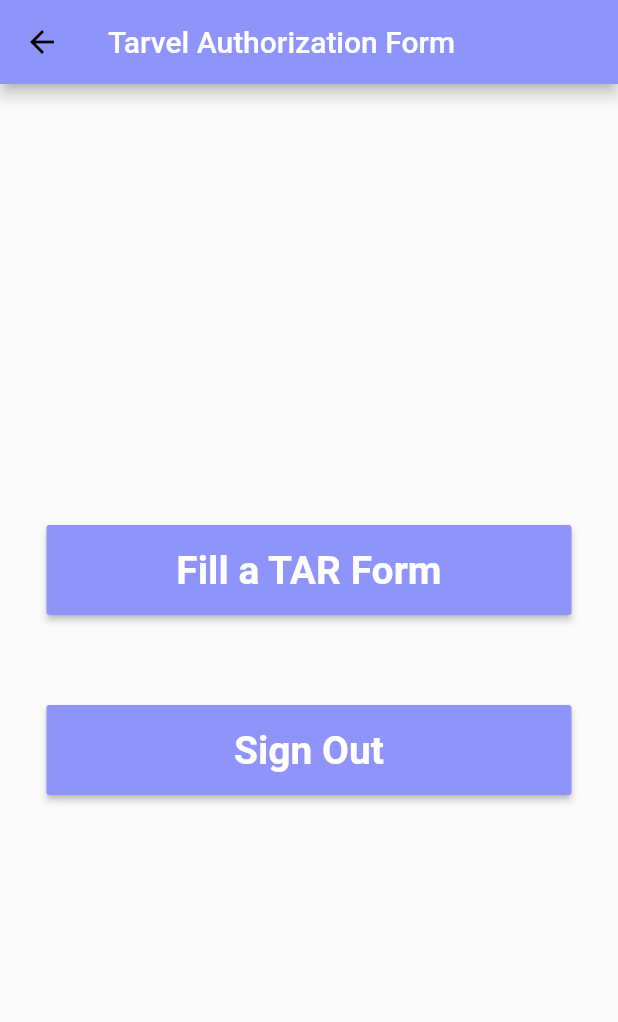
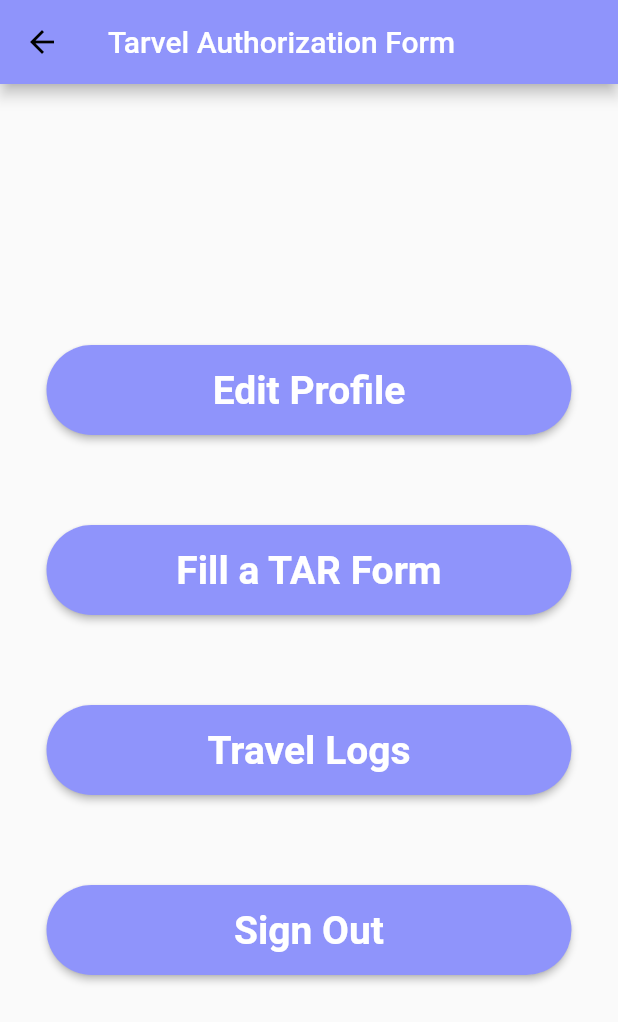
Before and after one commit to Riya-Chaudhary-dev/tar_form, a Flutter app: the HomePage screen opened directly, on a phone screen of 412 x 824 dp. Shown: the top 1022 px of the screen. Run offline on Flutter 3.47's test engine with Material 2 defaults, Android fonts, the phone set to English and light mode, and no system bars; our stand-ins replace firebase_auth, flutter_form_builder, flutter_spinkit, simple_animations; missing offline and left inert: date_range_picker; accounts and stored records are empty.

Commit message:
added travel log, edit profile options to homepage

```diff
--- a/lib/editProfile.dart
+++ b/lib/editProfile.dart
@@ -1,16 +1,15 @@
 import 'package:flutter/material.dart';
 import 'textfieldcustom.dart';
 import 'package:flutter_form_builder/flutter_form_builder.dart';
-import 'package:intl/intl.dart';
 
-class BasicInfo extends StatefulWidget {
-  static String id = 'basic_info';
+class EditProfile extends StatefulWidget {
+  static String id = 'edit_profile';
 
   @override
-  _BasicInfoState createState() => _BasicInfoState();
+  _EditProfileState createState() => _EditProfileState();
 }
 
-class _BasicInfoState extends State<BasicInfo> {
+class _EditProfileState extends State<EditProfile> {
   final GlobalKey<FormBuilderState> _fbKey = GlobalKey<FormBuilderState>();
   Map formDetails = {};
   Color kTextColor = Color.fromRGBO(143, 148, 251, 1);
--- a/lib/home_page.dart
+++ b/lib/home_page.dart
@@ -3,8 +3,10 @@ import 'package:flutter_spinkit/flutter_spinkit.dart';
 import 'package:tar_form/Animation/FadeAnimation.dart';
 import 'package:firebase_auth/firebase_auth.dart';
 import 'package:tar_form/Basic_info.dart';
+import 'package:tar_form/editProfile.dart';
 
 import 'package:tar_form/login_page.dart';
+import 'package:tar_form/travel_log.dart';
 import 'registration.dart';
 
 class HomePage extends StatefulWidget {
@@ -48,11 +50,64 @@ class _HomePageState extends State<HomePage> {
                                 child: RaisedButton(
                                   padding: EdgeInsets.all(8),
                                   onPressed: () {
+                                    Navigator.pushNamed(context, EditProfile.id);
+                                  },
+                                  shape: StadiumBorder(),
+                                  color: Color.fromRGBO(143, 148, 251, 1),
+                                  child: Text(
+                                    "Edit Profile",
+                                    style: TextStyle(
+                                        fontSize: 26,
+                                        color: Colors.white,
+                                        fontWeight: FontWeight.w600),
+                                  ),
+                                ),
+                              ),
+                            )),
+                        SizedBox(
+                          height: 60,
+                        ),
+                        FadeAnimation(
+                            2,
+                            Center(
+                              child: Container(
+                                height: 60,
+                                width: 350,
+                                child: RaisedButton(
+                                  padding: EdgeInsets.all(8),
+                                  onPressed: () {
                                     Navigator.pushNamed(context, BasicInfo.id);
                                   },
+                                  shape: StadiumBorder(),
                                   color: Color.fromRGBO(143, 148, 251, 1),
                                   child: Text(
                                     "Fill a TAR Form",
+                                    style: TextStyle(
+                                        fontSize: 26,
+                                        color: Colors.white,
+                                        fontWeight: FontWeight.w600),
+                                  ),
+                                ),
+                              ),
+                            )),
+                        SizedBox(
+                          height: 60,
+                        ),
+                        FadeAnimation(
+                            2,
+                            Center(
+                              child: Container(
+                                height: 60,
+                                width: 350,
+                                child: RaisedButton(
+                                  padding: EdgeInsets.all(8),
+                                  onPressed: () {
+                                    Navigator.pushNamed(context, TravelLogPage.id);
+                                  },
+                                  shape: StadiumBorder(),
+                                  color: Color.fromRGBO(143, 148, 251, 1),
+                                  child: Text(
+                                    "Travel Logs",
                                     style: TextStyle(
                                         fontSize: 26,
                                         color: Colors.white,
@@ -85,6 +140,7 @@ class _HomePageState extends State<HomePage> {
                                       print(e);
                                     }
                                   },
+                                  shape: StadiumBorder(),
                                   color: Color.fromRGBO(143, 148, 251, 1),
                                   child: Text(
                                     "Sign Out",
--- a/lib/main.dart
+++ b/lib/main.dart
@@ -1,6 +1,7 @@
 import 'package:flutter/material.dart';
 import 'package:tar_form/Basic_info.dart';
 import 'package:tar_form/SummaryPage.dart';
+import 'package:tar_form/editProfile.dart';
 import 'package:tar_form/hotelItinerary.dart';
 import 'package:tar_form/login_page.dart';
 import 'package:tar_form/registration.dart';
@@ -24,6 +25,8 @@ class MyApp extends StatelessWidget {
         ),
         home: SummaryPage(),
         routes: {
+          TravelLogPage.id: (context) => TravelLogPage(),
+          EditProfile.id: (context) => EditProfile(),
           RegistrationPage.id: (context) => RegistrationPage(),
           LoginPage.id: (context) => LoginPage(),
           BasicInfo.id: (context) => BasicInfo(),
--- a/lib/travel_log.dart
+++ b/lib/travel_log.dart
@@ -3,6 +3,8 @@ import 'dart:math';
 
 
 class TravelLogPage extends StatefulWidget {
+  static String id = 'travel_logs';
+
   @override
   _TravelLogPageState createState() => _TravelLogPageState();
 }
```
